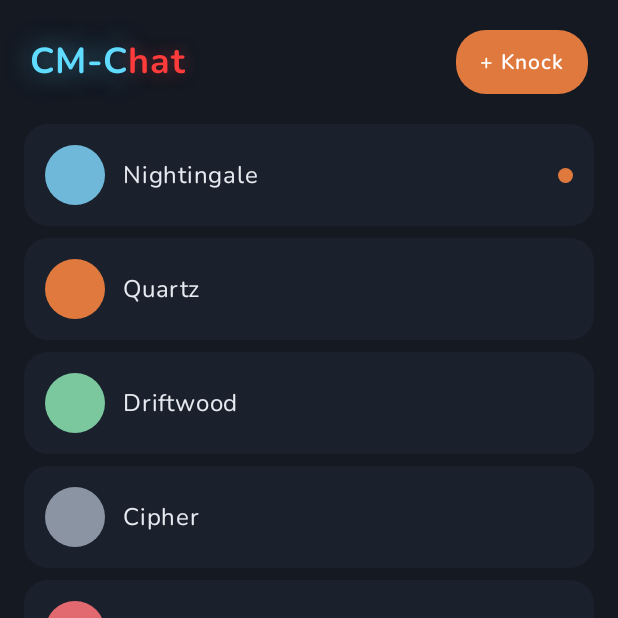
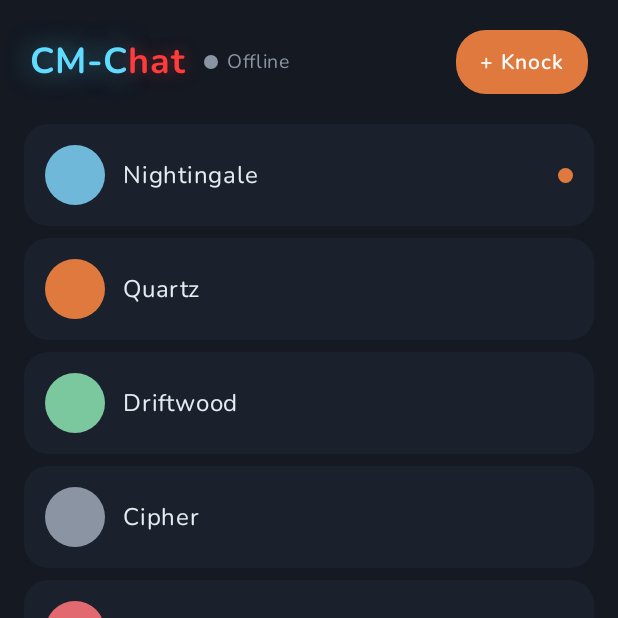
Before and after one commit to heyayus449-hash/cm-chatapk, an Android app built with Jetpack Compose: the composable CircleScreen called with sample values from the repository, on a phone screen of 412 x 824 dp, the top half of it. Run offline under Robolectric (Android 15) with nearby library versions, the phone set to English and light mode, and no system bars; libraries missing offline, so code that uses them is left out: net.freehaven.tor, org.torproject.jni.

Commit message:
Phase 3.1: Tor foreground service + Circle status indicator
Add tor/TorService.kt, a foreground service that runs Tor via
Guardian Project tor-android (0.4.9.5; newer builds require compileSdk
36/37) and jtorctl, binding the library service, listening to its
status broadcasts, and polling the control port for bootstrap %. It
exposes TorService.status as a StateFlow (Starting/Connecting(%)/
Online/Offline). Manifest gains INTERNET + foreground-service perms and
the service declaration; the Circle header shows a Tor status dot +
label with a first-launch "1-3 minutes" note, and Tor starts on unlock.
Force-pin kotlin-stdlib to 2.1.0 (tor-android drags in 2.3.0).

On-device verification still needed for actual Tor bootstrap; this is
compile- and unit-test-green (4/4).

Co-Authored-By: Claude Opus 4.8 <noreply@anthropic.com>
Claude-Session: https://claude.ai/code/session_016moR4EKHypB68DbnU8XKqr

```diff
--- a/app/src/main/java/org/cmchat/app/ui/AppNav.kt
+++ b/app/src/main/java/org/cmchat/app/ui/AppNav.kt
@@ -9,6 +9,7 @@ import org.cmchat.app.ui.screens.Contact
 import org.cmchat.app.ui.screens.LockScreen
 import org.cmchat.app.ui.screens.SettingsScreen
 import org.cmchat.app.ui.screens.sampleCircle
+import org.cmchat.app.tor.TorService
 import org.cmchat.app.vault.SecurityFactory
 import org.cmchat.app.vault.VaultData
 
@@ -30,6 +31,7 @@ fun AppNav() {
     when (val n = nav) {
         Nav.Lock -> LockScreen(manager) { unlocked ->
             data = unlocked
+            TorService.start(context)
             nav = Nav.Circle
         }
         Nav.Circle -> {
--- a/app/src/main/java/org/cmchat/app/ui/screens/CircleScreen.kt
+++ b/app/src/main/java/org/cmchat/app/ui/screens/CircleScreen.kt
@@ -9,6 +9,8 @@ import androidx.compose.foundation.shape.CircleShape
 import androidx.compose.foundation.shape.RoundedCornerShape
 import androidx.compose.material3.Text
 import androidx.compose.runtime.Composable
+import androidx.compose.runtime.getValue
+import androidx.compose.runtime.collectAsState
 import androidx.compose.ui.Alignment
 import androidx.compose.ui.Modifier
 import androidx.compose.ui.draw.clip
@@ -16,6 +18,8 @@ import androidx.compose.ui.graphics.Color
 import androidx.compose.ui.text.font.FontWeight
 import androidx.compose.ui.unit.dp
 import androidx.compose.ui.unit.sp
+import org.cmchat.app.tor.TorService
+import org.cmchat.app.tor.TorStatus
 import org.cmchat.app.ui.components.CmChatLogo
 import org.cmchat.app.ui.theme.*
 
@@ -36,12 +40,15 @@ fun CircleScreen(
     onOpenChat: (Contact) -> Unit,
     onOpenSettings: () -> Unit,
 ) {
+    val torStatus by TorService.status.collectAsState()
     Column(Modifier.fillMaxSize().background(CmBackground)) {
         Row(
             Modifier.fillMaxWidth().padding(20.dp),
             verticalAlignment = Alignment.CenterVertically,
         ) {
             CmChatLogo(size = 24)
+            Spacer(Modifier.width(12.dp))
+            TorIndicator(torStatus)
             Spacer(Modifier.weight(1f))
             Box(
                 Modifier.clip(RoundedCornerShape(20.dp)).background(CmOrange)
@@ -50,6 +57,13 @@ fun CircleScreen(
                 Text("+ Knock", color = Color.White, fontFamily = Nunito,
                     fontSize = 14.sp, fontWeight = FontWeight.SemiBold)
             }
+        }
+        if (torStatus is TorStatus.Starting || torStatus is TorStatus.Connecting) {
+            Text(
+                "Connecting to Tor — the first launch can take 1–3 minutes.",
+                color = CmTextDim, fontFamily = Nunito, fontSize = 12.sp,
+                modifier = Modifier.padding(horizontal = 20.dp).padding(bottom = 8.dp),
+            )
         }
 
         LazyColumn(
@@ -81,3 +95,18 @@ fun CircleScreen(
         }
     }
 }
+
+@Composable
+private fun TorIndicator(status: TorStatus) {
+    val (color, label) = when (status) {
+        is TorStatus.Online -> CmGreen to "Online"
+        is TorStatus.Connecting -> CmOrange to "Connecting ${status.percent}%"
+        is TorStatus.Starting -> CmOrange to "Connecting"
+        is TorStatus.Offline -> CmTextDim to "Offline"
+    }
+    Row(verticalAlignment = Alignment.CenterVertically) {
+        Box(Modifier.size(9.dp).clip(CircleShape).background(color))
+        Spacer(Modifier.width(6.dp))
+        Text(label, color = color, fontFamily = Nunito, fontSize = 13.sp)
+    }
+}
```
Also changed, not shown: app/build.gradle.kts (+17 -0 lines), app/src/main/AndroidManifest.xml (+10 -0 lines), app/src/main/java/org/cmchat/app/tor/TorService.kt (added, +162 -0 lines), 2 other files.
